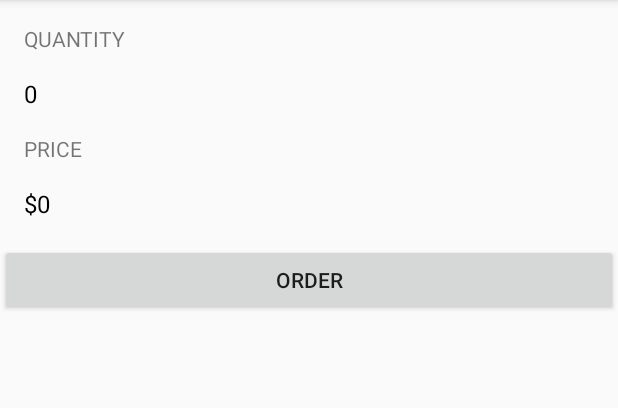
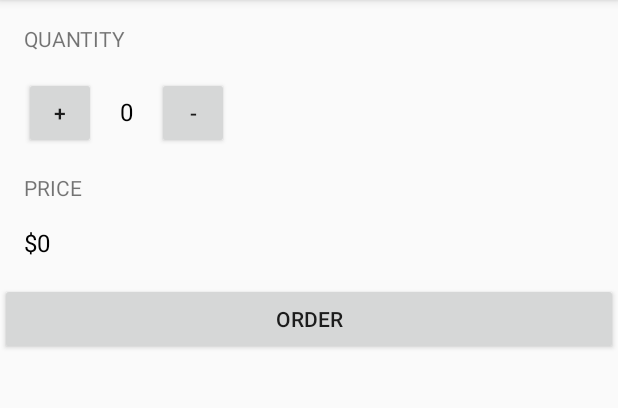
Before and after one commit to zhangruiyep/JustJava, an Android app: the screen it shows after launch (MainActivity), on a phone screen of 412 x 824 dp, the part 84-492 px from its top. Run offline under Robolectric (Android 15) with nearby library versions, the phone set to English and light mode, and no system bars.

Commit message:
section 21

```diff
--- a/app/src/main/res/layout/activity_main.xml
+++ b/app/src/main/res/layout/activity_main.xml
@@ -11,6 +11,18 @@
         android:layout_marginLeft="16dp"
         android:text="QUANTITY" />
 
+    <LinearLayout
+        android:layout_width="match_parent"
+        android:layout_height="wrap_content">
+
+        <Button
+            android:layout_width="48dp"
+            android:layout_height="48dp"
+            android:layout_marginTop="16dp"
+            android:layout_marginLeft="16dp"
+            android:text="+"
+            android:onClick="increment" />
+
         <TextView
             android:layout_width="wrap_content"
             android:layout_height="wrap_content"
@@ -20,6 +32,15 @@
             android:layout_marginTop="16dp"
             android:layout_marginLeft="16dp"
             android:text="0" />
+
+        <Button
+            android:layout_width="48dp"
+            android:layout_height="48dp"
+            android:layout_marginTop="16dp"
+            android:layout_marginLeft="16dp"
+            android:text="-"
+            android:onClick="decrement"/>
+    </LinearLayout>
 
     <TextView
         android:layout_width="wrap_content"
```
Also changed, not shown: app/src/main/java/com/example/zhang/justjava/MainActivity.java (+21 -2 lines). Lines whose indentation alone changed are shown as unchanged.
